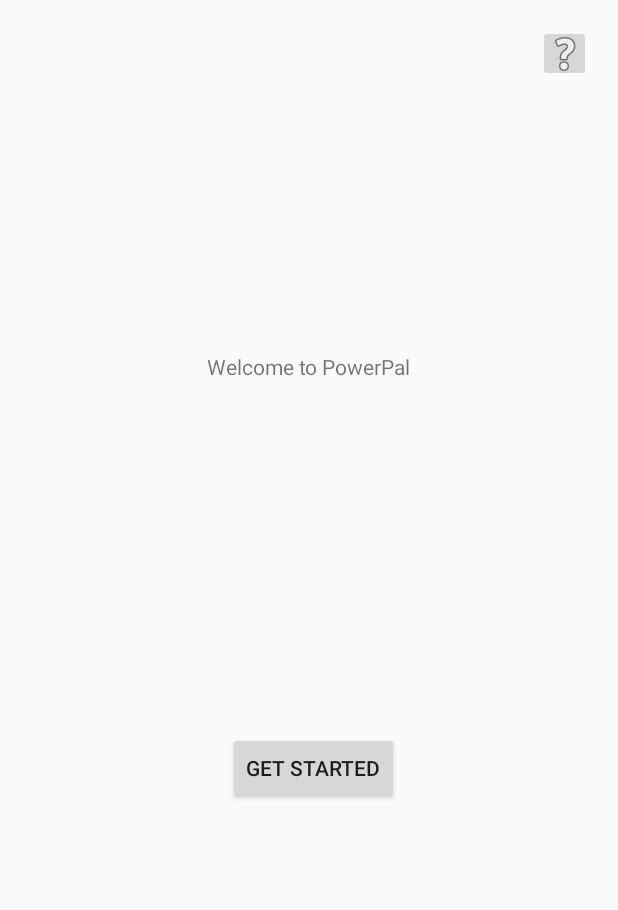
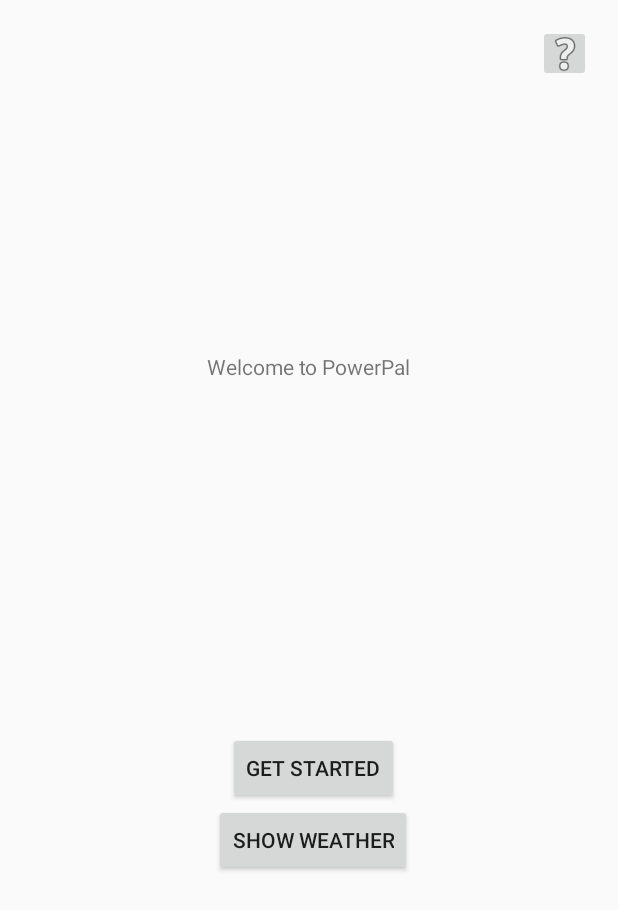
Before and after one commit to ETS-Android2/PowerPal, an Android app: the screen it shows after launch (WelcomeActivity), on a phone screen of 412 x 824 dp. Shown: the top 910 px of the screen. Run offline under Robolectric (Android 15) with nearby library versions, the phone set to English and light mode, and no system bars.

Commit message:
Fixed some minor bugs
You can view the button from the main screen as well

```diff
--- a/app/build.gradle
+++ b/app/build.gradle
@@ -31,7 +31,6 @@
 
     implementation 'androidx.appcompat:appcompat:1.3.1'
     implementation 'com.squareup.picasso:picasso:2.71828'
-    implementation 'com.android:picasso:picasso:2.721828' //Picture impl.
     implementation 'com.android.volley:volley:1.1.1'
     implementation 'com.google.android.gms:play-services-location:17.0.0' //Location Services
     implementation 'com.google.android.material:material:1.4.0'
--- a/app/src/main/java/com/example/powerpal/WeatherAPI.java
+++ b/app/src/main/java/com/example/powerpal/WeatherAPI.java
@@ -7,6 +7,7 @@
 
 import android.Manifest;
 import android.content.Context;
+import android.content.Intent;
 import android.content.pm.PackageManager;
 import android.location.Address;
 import android.location.Geocoder;
@@ -60,6 +61,7 @@
         super.onCreate(savedInstanceState);
         getWindow().setFlags(WindowManager.LayoutParams.FLAG_LAYOUT_NO_LIMITS,WindowManager.LayoutParams.FLAG_LAYOUT_NO_LIMITS); //full screen
         setContentView(R.layout.activity_weather_api);
+        Intent intent = getIntent();
         homeRl = findViewById(R.id.idRLHome);
         loadingPB = findViewById(R.id.idPBLoading);
         cityNameTV = findViewById(R.id.idTVCityName);
--- a/app/src/main/java/com/example/powerpal/WelcomeActivity.java
+++ b/app/src/main/java/com/example/powerpal/WelcomeActivity.java
@@ -7,20 +7,36 @@
 import android.content.Intent;
 import android.os.Bundle;
 import android.view.View;
+import android.widget.Button;
 
 public class WelcomeActivity extends AppCompatActivity {
-
+    private Button button1;
     @Override
     protected void onCreate(Bundle savedInstanceState) {
         super.onCreate(savedInstanceState);
         setContentView(R.layout.activity_welcome);
+        button1 = findViewById(R.id.button3);
+        button1.setOnClickListener(new View.OnClickListener() {
+            @Override
+            public void onClick(View view) {
+                openWeatherAPI();
+            }
+        });
     }
+
     /*
         public void createAccount(View view) {
             Intent intent = new Intent(this, MainActivity.class);
             startActivity(intent);
         }
     */
+    public void openWeatherAPI() {
+        Intent intent = new Intent(this, WeatherAPI.class);
+        startActivity(intent);
+    }
+
+
+
     public void showAbout (View view){
         new AlertDialog.Builder(this)
                 .setTitle("About PowerPal")
--- a/app/src/main/res/layout/activity_welcome.xml
+++ b/app/src/main/res/layout/activity_welcome.xml
@@ -26,6 +26,16 @@
         app:layout_constraintEnd_toEndOf="parent"
         app:layout_constraintHorizontal_bias="0.51"
         app:layout_constraintStart_toStartOf="parent" />
+    <Button
+        android:id="@+id/button3"
+        android:layout_width="wrap_content"
+        android:layout_height="wrap_content"
+        android:layout_marginBottom="240dp"
+        android:text="Show Weather"
+        app:layout_constraintBottom_toBottomOf="parent"
+        app:layout_constraintEnd_toEndOf="parent"
+        app:layout_constraintHorizontal_bias="0.51"
+        app:layout_constraintStart_toStartOf="parent" />
 
     <ImageButton
         android:id="@+id/imageButton"
```
Also changed, not shown: app/src/main/res/drawable/ic_search.xml (added, +10 -0 lines).
